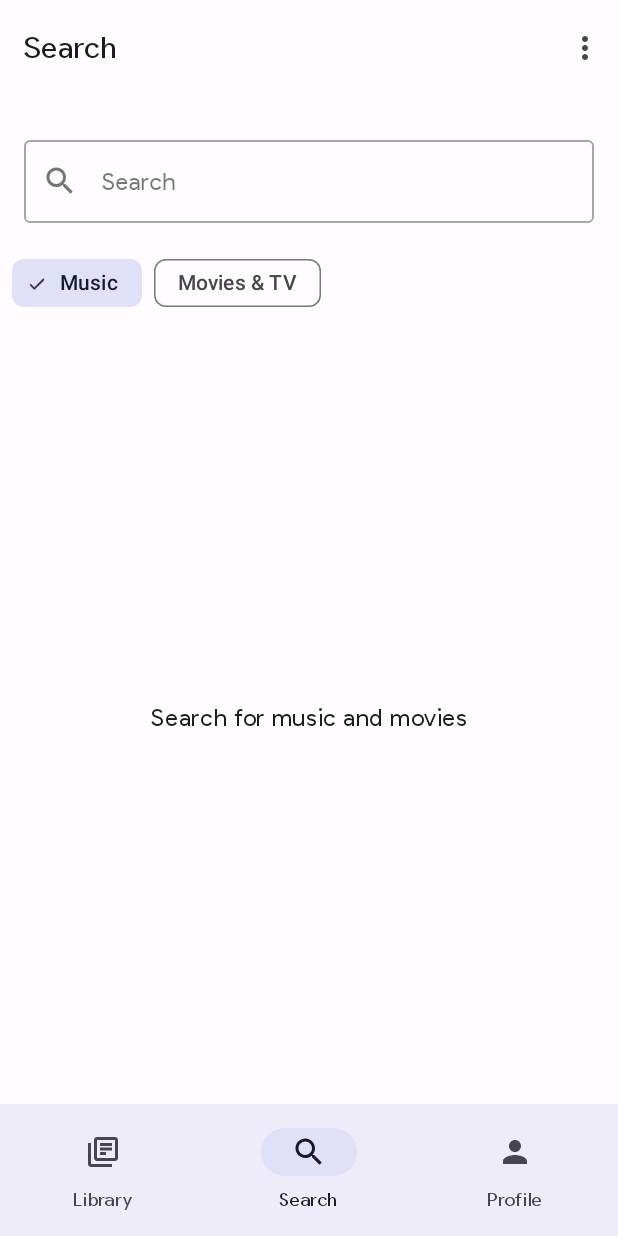
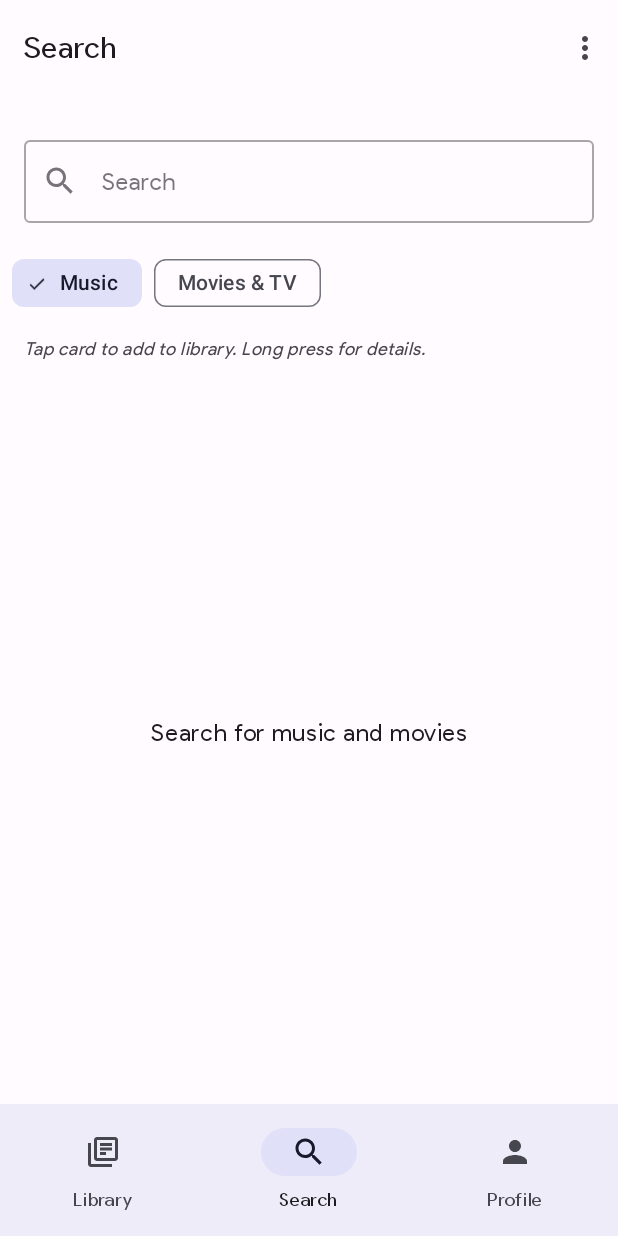
Before and after one commit to pisknk/Scraps, an Android app: the SearchFragment screen opened through its navigation route, on a phone screen of 412 x 824 dp. Run offline under Robolectric (Android 15) with nearby library versions, the light colour scheme and no system bars; our stand-ins replace Firebase (no records; nobody signed in at launch, a user with empty details on screens opened directly), navigation-ui; pictures from the network do not load.

Commit message:
Minor Changes [0.3a]
What's New?

- More UI improvements
- Added Validation Logic. Now complains if user already added the same item to the library.

```diff
--- a/app/src/main/res/layout/fragment_search.xml
+++ b/app/src/main/res/layout/fragment_search.xml
@@ -68,6 +68,20 @@
         </com.google.android.material.chip.ChipGroup>
     </HorizontalScrollView>
 
+    <!-- Instructions text -->
+    <TextView
+        android:id="@+id/instructions_text"
+        android:layout_width="wrap_content"
+        android:layout_height="wrap_content"
+        android:text="Tap card to add to library. Long press for details."
+        android:textAppearance="@style/TextAppearance.Material3.BodySmall"
+        android:textColor="?android:textColorSecondary"
+        android:textStyle="italic"
+        android:layout_marginTop="4dp"
+        android:layout_marginStart="16dp"
+        app:layout_constraintStart_toStartOf="parent"
+        app:layout_constraintTop_toBottomOf="@id/filter_scroll" />
+
     <!-- Loading Indicator -->
     <ProgressBar
         android:id="@+id/search_loading_indicator"
@@ -77,7 +91,7 @@
         app:layout_constraintBottom_toBottomOf="parent"
         app:layout_constraintEnd_toEndOf="parent"
         app:layout_constraintStart_toStartOf="parent"
-        app:layout_constraintTop_toBottomOf="@id/filter_scroll" />
+        app:layout_constraintTop_toBottomOf="@id/instructions_text" />
 
     <androidx.recyclerview.widget.RecyclerView
         android:id="@+id/search_results_recycler_view"
@@ -89,7 +103,7 @@
         app:layout_constraintBottom_toBottomOf="parent"
         app:layout_constraintEnd_toEndOf="parent"
         app:layout_constraintStart_toStartOf="parent"
-        app:layout_constraintTop_toBottomOf="@id/filter_scroll" />
+        app:layout_constraintTop_toBottomOf="@id/instructions_text" />
 
     <TextView
         android:id="@+id/empty_search_text"
@@ -104,6 +118,6 @@
         app:layout_constraintBottom_toBottomOf="parent"
         app:layout_constraintEnd_toEndOf="parent"
         app:layout_constraintStart_toStartOf="parent"
-        app:layout_constraintTop_toBottomOf="@id/filter_scroll" />
+        app:layout_constraintTop_toBottomOf="@id/instructions_text" />
 
 </androidx.constraintlayout.widget.ConstraintLayout>
```
Also changed, not shown: app/src/main/java/com/playpass/scraps/LibraryFragment.java (+14 -0 lines), app/src/main/java/com/playpass/scraps/SearchFragment.java (+68 -5 lines), app/src/main/java/com/playpass/scraps/adapter/SearchResultAdapter.java (+8 -15 lines), app/src/main/java/com/playpass/scraps/dialog/LastFmImportDialog.java (+11 -0 lines), app/src/main/res/layout/item_search_result.xml (+12 -1 lines).
